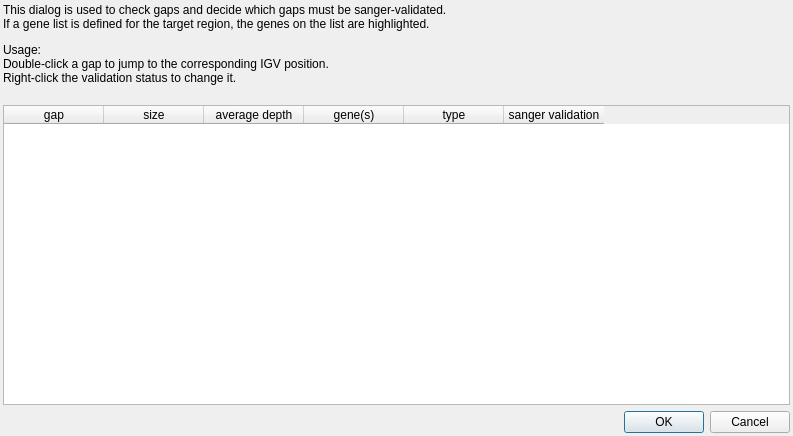
imgag/ngs-bits, file src/GSvar/GapDialog.ui: the form before one commit.
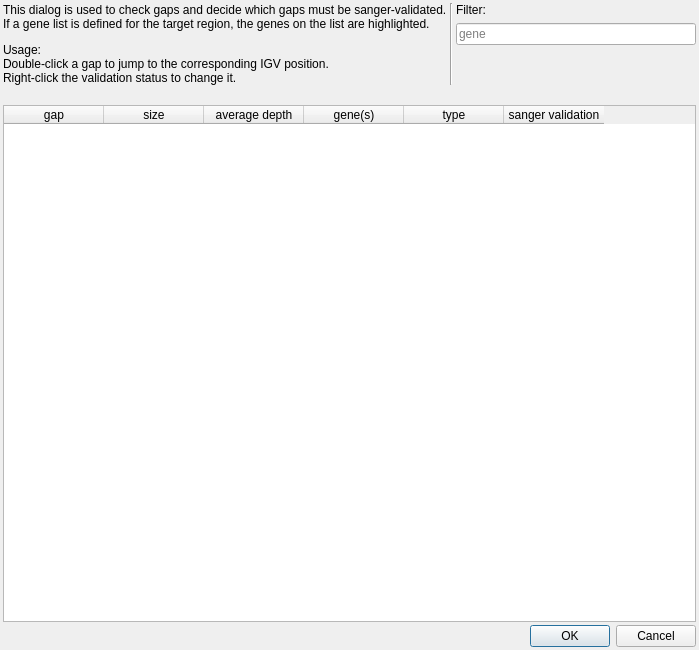
The form after the commit.

Commit message: GSvar: added gene name filter to gap dialog

```diff
--- a/src/GSvar/GapDialog.ui
+++ b/src/GSvar/GapDialog.ui
@@ -6,8 +6,8 @@
    <rect>
     <x>0</x>
     <y>0</y>
-    <width>793</width>
-    <height>436</height>
+    <width>699</width>
+    <height>650</height>
    </rect>
   </property>
   <property name="windowTitle">
@@ -30,11 +30,59 @@
     <number>3</number>
    </property>
    <item>
-    <widget class="QLabel" name="label">
-     <property name="text">
-      <string>&lt;html&gt;&lt;head/&gt;&lt;body&gt;&lt;p&gt;This dialog is used to check gaps and decide which gaps must be sanger-validated.&lt;br/&gt;If a gene list is defined for the target region, the genes on the list are highlighted.&lt;/p&gt;&lt;p&gt;Usage:&lt;br/&gt;Double-click a gap to jump to the corresponding IGV position.&lt;br/&gt;Right-click the validation status to change it.&lt;/p&gt;&lt;/body&gt;&lt;/html&gt;</string>
-     </property>
-    </widget>
+    <layout class="QHBoxLayout" name="horizontalLayout">
+     <item>
+      <widget class="QLabel" name="label">
+       <property name="text">
+        <string>&lt;html&gt;&lt;head/&gt;&lt;body&gt;&lt;p&gt;This dialog is used to check gaps and decide which gaps must be sanger-validated.&lt;br/&gt;If a gene list is defined for the target region, the genes on the list are highlighted.&lt;/p&gt;&lt;p&gt;Usage:&lt;br/&gt;Double-click a gap to jump to the corresponding IGV position.&lt;br/&gt;Right-click the validation status to change it.&lt;/p&gt;&lt;/body&gt;&lt;/html&gt;</string>
+       </property>
+      </widget>
+     </item>
+     <item>
+      <widget class="Line" name="line">
+       <property name="orientation">
+        <enum>Qt::Vertical</enum>
+       </property>
+      </widget>
+     </item>
+     <item>
+      <layout class="QVBoxLayout" name="verticalLayout_2">
+       <item>
+        <widget class="QLabel" name="label_2">
+         <property name="text">
+          <string>Filter:</string>
+         </property>
+         <property name="alignment">
+          <set>Qt::AlignLeading|Qt::AlignLeft|Qt::AlignTop</set>
+         </property>
+        </widget>
+       </item>
+       <item>
+        <widget class="QLineEdit" name="filter_gene">
+         <property name="placeholderText">
+          <string>gene</string>
+         </property>
+        </widget>
+       </item>
+       <item>
+        <spacer name="verticalSpacer">
+         <property name="orientation">
+          <enum>Qt::Vertical</enum>
+         </property>
+         <property name="sizeType">
+          <enum>QSizePolicy::Minimum</enum>
+         </property>
+         <property name="sizeHint" stdset="0">
+          <size>
+           <width>20</width>
+           <height>40</height>
+          </size>
+         </property>
+        </spacer>
+       </item>
+      </layout>
+     </item>
+    </layout>
    </item>
    <item>
     <widget class="QLabel" name="percentage">
@@ -92,9 +140,6 @@
      </column>
     </widget>
    </item>
-   <item>
-    <widget class="QWidget" name="widget" native="true"/>
-   </item>
    <item>
     <widget class="QDialogButtonBox" name="buttonBox">
      <property name="orientation">
```
The commit also changes 3 other files.
